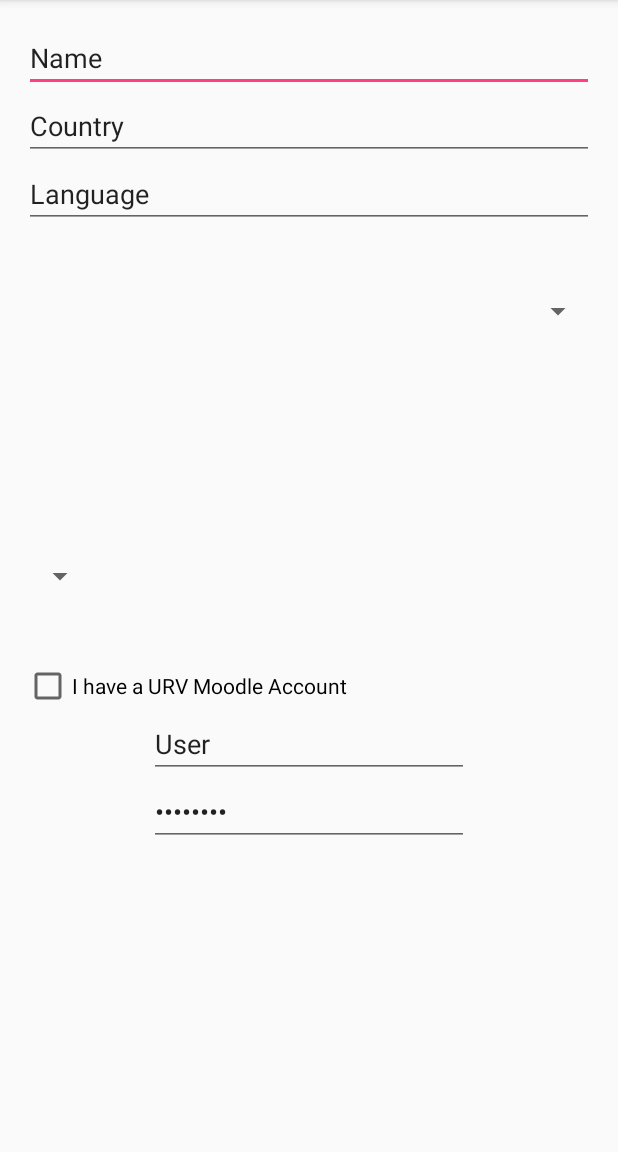
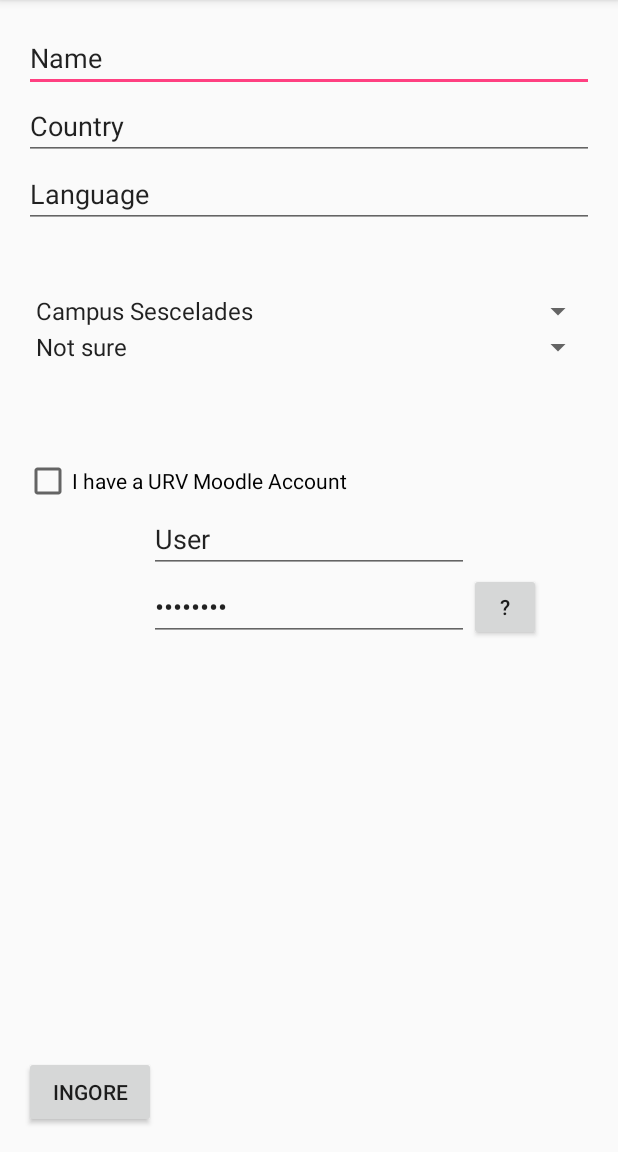
Before and after one commit to CodeathonURV/codeathonurv2016_LoremIpsum, an Android app: the screen it shows after launch (FormWelcome), on a phone screen of 412 x 824 dp, the part 84-1236 px from its top. Run offline under Robolectric (Android 15) with nearby library versions, the phone set to English and light mode, and no system bars.

Commit message:
form welcome layout arrays.xml

```diff
--- a/app/src/main/java/com/codeathonurv2016/loremipsum/welcomeurv/FormWelcome.java
+++ b/app/src/main/java/com/codeathonurv2016/loremipsum/welcomeurv/FormWelcome.java
@@ -13,6 +13,8 @@ import android.support.v7.app.AppCompatActivity;
 import android.support.v7.widget.Toolbar;
 import android.view.Menu;
 import android.view.MenuItem;
+import android.widget.ArrayAdapter;
+import android.widget.Spinner;
 
 public class FormWelcome extends AppCompatActivity
         implements NavigationView.OnNavigationItemSelectedListener {
@@ -33,6 +35,10 @@ public class FormWelcome extends AppCompatActivity
 
         NavigationView navigationView = (NavigationView) findViewById(R.id.nav_view);
         navigationView.setNavigationItemSelectedListener(this);
+
+        setspinner();
+        setspinner2();
+
     }
 
     @Override
@@ -122,4 +128,19 @@ public class FormWelcome extends AppCompatActivity
         i.addFlags(Intent.FLAG_ACTIVITY_CLEAR_TOP);
         startActivity(i);
     }
+
+    public void setspinner(){
+        Spinner spinner = (Spinner) findViewById(R.id.spinner);
+        ArrayAdapter<CharSequence> adapter = ArrayAdapter.createFromResource(this,
+                R.array.campus, android.R.layout.simple_spinner_item);
+        adapter.setDropDownViewResource(android.R.layout.simple_spinner_dropdown_item);
+        spinner.setAdapter(adapter);
+    }
+    public void setspinner2(){
+        Spinner spinner = (Spinner) findViewById(R.id.spinner2);
+        ArrayAdapter<CharSequence> adapter = ArrayAdapter.createFromResource(this,
+                R.array.facultats, android.R.layout.simple_spinner_item);
+        adapter.setDropDownViewResource(android.R.layout.simple_spinner_dropdown_item);
+        spinner.setAdapter(adapter);
+    }
 }
--- a/app/src/main/res/layout/content_form_welcome.xml
+++ b/app/src/main/res/layout/content_form_welcome.xml
@@ -47,22 +47,15 @@
         android:layout_alignEnd="@+id/editText2"
         android:text="Language" />
 
+
     <Spinner
-        android:layout_width="wrap_content"
+        android:layout_width="match_parent"
         android:layout_height="wrap_content"
         android:id="@+id/spinner"
         android:layout_below="@+id/editText3"
         android:layout_alignParentRight="true"
         android:layout_alignParentEnd="true"
-        android:layout_marginTop="43dp" />
-
-    <Spinner
-        android:layout_width="wrap_content"
-        android:layout_height="wrap_content"
-        android:id="@+id/spinner2"
-        android:layout_centerVertical="true"
-        android:layout_alignParentLeft="true"
-        android:layout_alignParentStart="true" />
+        android:layout_marginTop="43dp"/>
 
     <CheckBox
         android:layout_width="wrap_content"
@@ -70,10 +63,10 @@
         android:text="I have a URV Moodle Account"
         android:id="@+id/checkBox"
         android:checked="false"
-        android:layout_below="@+id/spinner2"
+        android:layout_marginTop="85dp"
+        android:layout_below="@+id/spinner"
         android:layout_alignParentLeft="true"
-        android:layout_alignParentStart="true"
-        android:layout_marginTop="45dp" />
+        android:layout_alignParentStart="true" />
 
     <EditText
         android:layout_width="wrap_content"
@@ -103,9 +96,20 @@
         android:id="@+id/button2"
         android:layout_below="@+id/editText4"
         android:layout_alignBottom="@+id/editText5"
-        android:layout_alignRight="@+id/spinner2"
-        android:layout_alignEnd="@+id/spinner2"
         android:layout_toEndOf="@+id/editText5"
         android:layout_toRightOf="@+id/editText5" />
 
+    <Spinner
+        android:layout_width="match_parent"
+        android:layout_height="wrap_content"
+        android:id="@+id/spinner2"
+        android:layout_below="@+id/spinner"
+        android:layout_alignParentLeft="true"
+        android:layout_alignParentStart="true" />
+   <Button
+       android:layout_width="wrap_content"
+       android:layout_height="wrap_content"
+       android:text="Ingore"
+       android:layout_alignParentLeft="true"
+       android:layout_alignParentBottom="true"/>
 </RelativeLayout>
--- /dev/null
+++ b/app/src/main/res/values/arrays.xml
@@ -0,0 +1,16 @@
+<?xml version="1.0" encoding="utf-8"?>
+<resources>
+    <string-array name="campus">
+        <item>Campus Sescelades</item>
+        <item>Campus Catalunya</item>
+        <item>Campus Bellisens</item>
+    </string-array>
+    <string-array name="facultats">
+        <item>Not sure</item>
+        <item>ETSE</item>
+        <item>ETSEQ</item>
+        <item>Medicina</item>
+        <item>Enologia</item>
+    </string-array>
+
+</resources>
```
